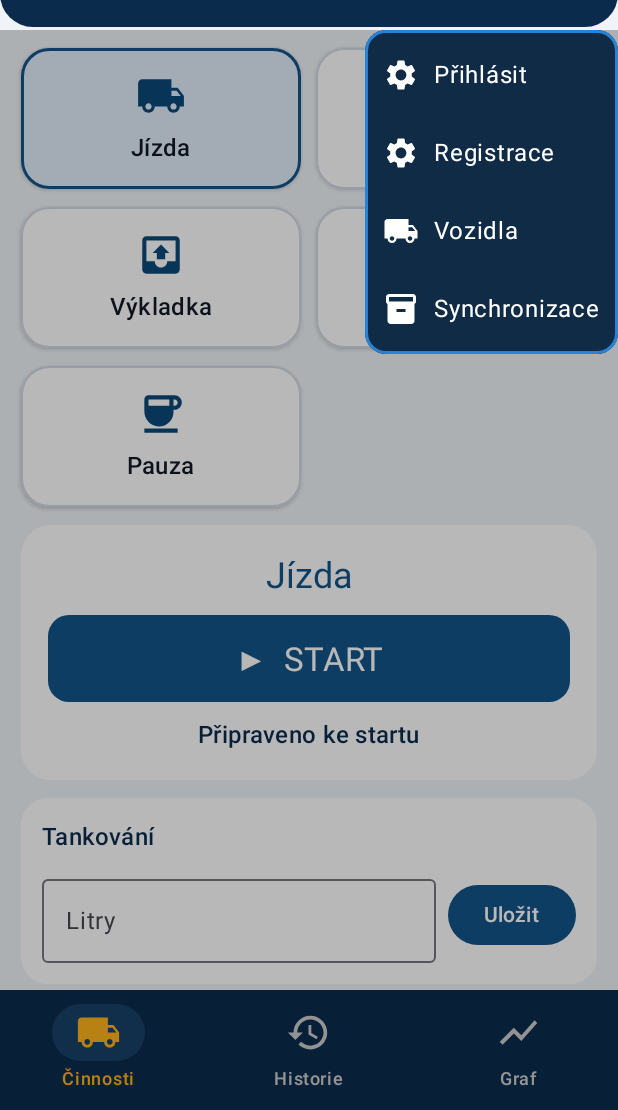
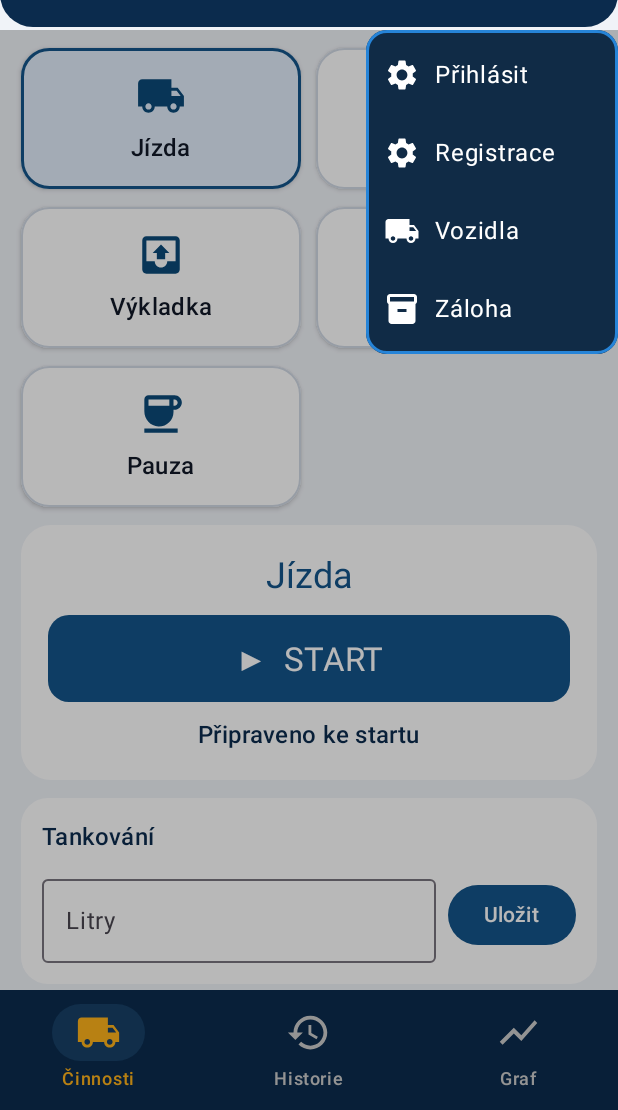
Before and after one commit to Santa36low/DOPRAVA, an Android app built with Jetpack Compose: the screen it shows after launch (MainActivity), after a tap on "Otevřít nabídku", on a phone screen of 412 x 824 dp, the part 126-1236 px from its top. Run offline under Robolectric (Android 15) with nearby library versions, the phone set to English and light mode, and no system bars; our stand-ins replace Firebase (no records; nobody signed in at launch, a user with empty details on screens opened directly).

Commit message:
Hide account email and rename backup menu

```diff
--- a/app/src/main/java/cz/santa36low/doprava/MainActivity.kt
+++ b/app/src/main/java/cz/santa36low/doprava/MainActivity.kt
@@ -1338,7 +1338,6 @@ class MainActivity : ComponentActivity() {
                     if (accountVehiclePlates.isNotBlank()) {
                         Text(accountVehiclePlates, color = Color(0xFFFFD166), style = MaterialTheme.typography.labelMedium)
                     }
-                    Text(currentUser?.email ?: "", color = Color(0xFFB9C9DA), style = MaterialTheme.typography.labelSmall)
                     Row(Modifier.fillMaxWidth().clickable {
                         accountName = currentUser?.displayName.orEmpty()
                         accountEmail = currentUser?.email.orEmpty()
@@ -1379,7 +1378,7 @@ class MainActivity : ComponentActivity() {
                     horizontalArrangement = Arrangement.spacedBy(10.dp)
                 ) {
                     Icon(Icons.Filled.Inventory2, contentDescription = null, tint = Color.White)
-                    Text("Synchronizace", color = Color.White)
+                    Text("Záloha", color = Color.White)
                 }
             }
         }
```
